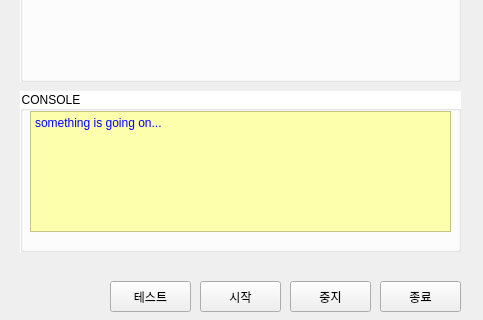
Old version of the form main_ui.ui in the repository vgb0332/python_macro; both pictures show x 0 to 483 and y 249 to 569 of the 483 by 569 pixel window.
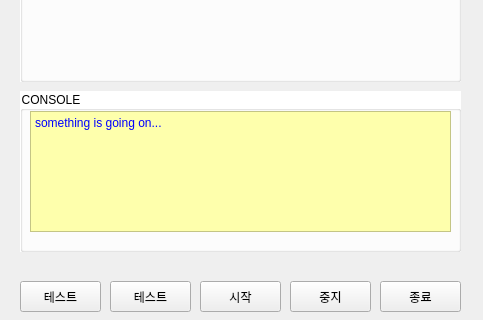
New version of the form.

```diff
--- a/main_ui.ui
+++ b/main_ui.ui
@@ -414,6 +414,19 @@
      <string>테스트</string>
     </property>
    </widget>
+   <widget class="QPushButton" name="testBtn2">
+    <property name="geometry">
+     <rect>
+      <x>20</x>
+      <y>530</y>
+      <width>81</width>
+      <height>31</height>
+     </rect>
+    </property>
+    <property name="text">
+     <string>테스트</string>
+    </property>
+   </widget>
   </widget>
   <action name="actionfishing">
    <property name="text">
```
